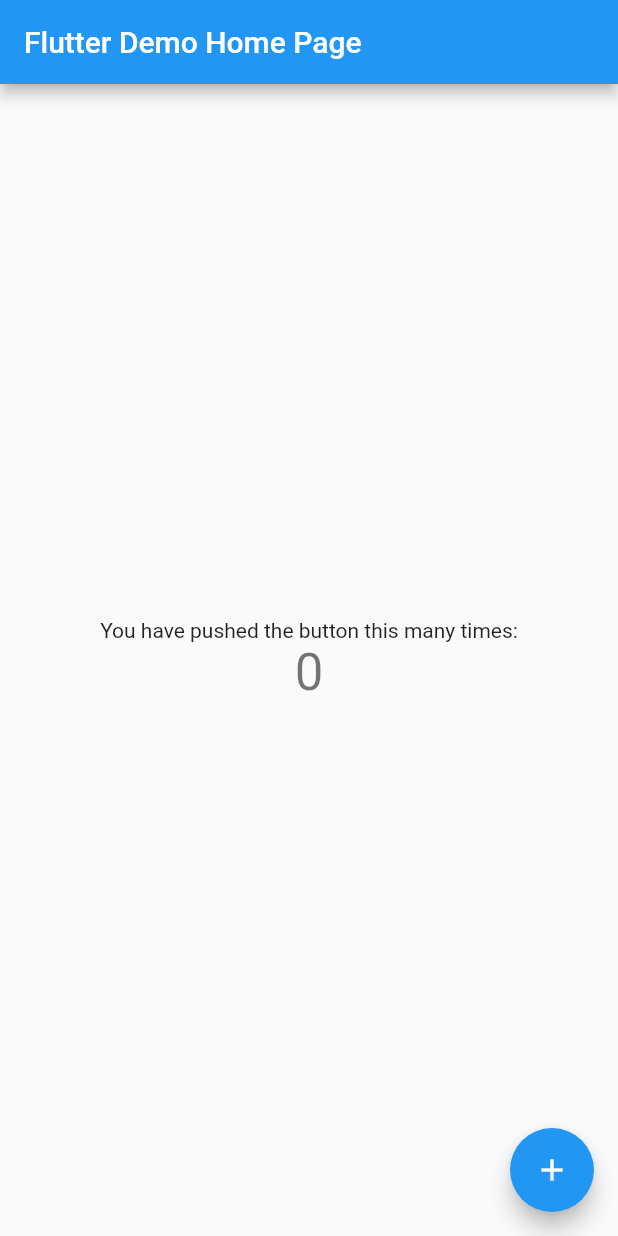
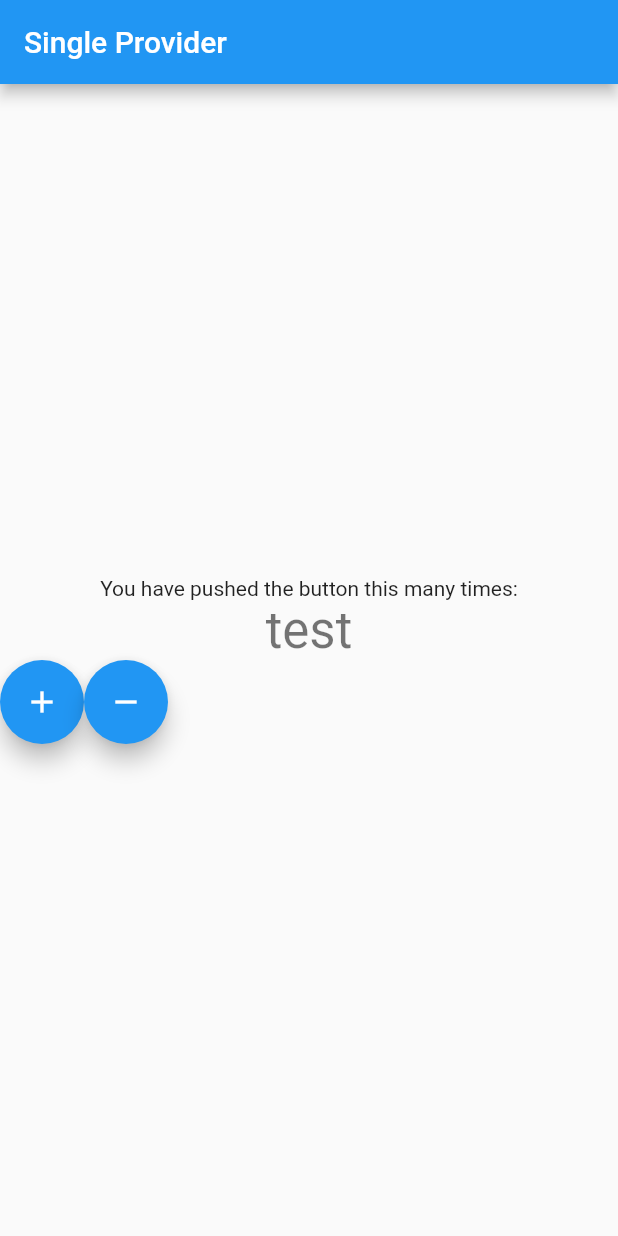
Before and after one commit to ottomossei/my-dart-lang-learning, a Flutter app: the screen it shows after launch, on a phone screen of 412 x 824 dp. Run offline on Flutter 3.47's test engine with Material 2 defaults, Android fonts, the phone set to English and light mode, and no system bars; our stand-ins replace bloc, flutter_bloc.

Commit message:
Add Draft

```diff
--- a/flutter_project/tic_tac_toe/lib/main.dart
+++ b/flutter_project/tic_tac_toe/lib/main.dart
@@ -1,115 +1,5 @@
-import 'package:flutter/material.dart';
+import './single_provider/main.dart';
 
 void main() {
-  runApp(const MyApp());
+  run();
 }
-
-class MyApp extends StatelessWidget {
-  const MyApp({Key? key}) : super(key: key);
-
-  // This widget is the root of your application.
-  @override
-  Widget build(BuildContext context) {
-    return MaterialApp(
-      title: 'Flutter Demo',
-      theme: ThemeData(
-        // This is the theme of your application.
-        //
-        // Try running your application with "flutter run". You'll see the
-        // application has a blue toolbar. Then, without quitting the app, try
-        // changing the primarySwatch below to Colors.green and then invoke
-        // "hot reload" (press "r" in the console where you ran "flutter run",
-        // or simply save your changes to "hot reload" in a Flutter IDE).
-        // Notice that the counter didn't reset back to zero; the application
-        // is not restarted.
-        primarySwatch: Colors.blue,
-      ),
-      home: const MyHomePage(title: 'Flutter Demo Home Page'),
-    );
-  }
-}
-
-class MyHomePage extends StatefulWidget {
-  const MyHomePage({Key? key, required this.title}) : super(key: key);
-
-  // This widget is the home page of your application. It is stateful, meaning
-  // that it has a State object (defined below) that contains fields that affect
-  // how it looks.
-
-  // This class is the configuration for the state. It holds the values (in this
-  // case the title) provided by the parent (in this case the App widget) and
-  // used by the build method of the State. Fields in a Widget subclass are
-  // always marked "final".
-
-  final String title;
-
-  @override
-  State<MyHomePage> createState() => _MyHomePageState();
-}
-
-class _MyHomePageState extends State<MyHomePage> {
-  int _counter = 0;
-
-  void _incrementCounter() {
-    setState(() {
-      // This call to setState tells the Flutter framework that something has
-      // changed in this State, which causes it to rerun the build method below
-      // so that the display can reflect the updated values. If we changed
-      // _counter without calling setState(), then the build method would not be
-      // called again, and so nothing would appear to happen.
-      _counter++;
-    });
-  }
-
-  @override
-  Widget build(BuildContext context) {
-    // This method is rerun every time setState is called, for instance as done
-    // by the _incrementCounter method above.
-    //
-    // The Flutter framework has been optimized to make rerunning build methods
-    // fast, so that you can just rebuild anything that needs updating rather
-    // than having to individually change instances of widgets.
-    return Scaffold(
-      appBar: AppBar(
-        // Here we take the value from the MyHomePage object that was created by
-        // the App.build method, and use it to set our appbar title.
-        title: Text(widget.title),
-      ),
-      body: Center(
-        // Center is a layout widget. It takes a single child and positions it
-        // in the middle of the parent.
-        child: Column(
-          // Column is also a layout widget. It takes a list of children and
-          // arranges them vertically. By default, it sizes itself to fit its
-          // children horizontally, and tries to be as tall as its parent.
-          //
-          // Invoke "debug painting" (press "p" in the console, choose the
-          // "Toggle Debug Paint" action from the Flutter Inspector in Android
-          // Studio, or the "Toggle Debug Paint" command in Visual Studio Code)
-          // to see the wireframe for each widget.
-          //
-          // Column has various properties to control how it sizes itself and
-          // how it positions its children. Here we use mainAxisAlignment to
-          // center the children vertically; the main axis here is the vertical
-          // axis because Columns are vertical (the cross axis would be
-          // horizontal).
-          mainAxisAlignment: MainAxisAlignment.center,
-          children: <Widget>[
-            const Text(
-              'You have pushed the button this many times:',
-            ),
-            Text(
-              '$_counter',
-              style: Theme.of(context).textTheme.headline4,
-            ),
-          ],
-        ),
-      ),
-      floatingActionButton: FloatingActionButton(
-        onPressed: _incrementCounter,
-        tooltip: 'Increment',
-        child: const Icon(Icons.add),
-      ), // This trailing comma makes auto-formatting nicer for build methods.
-    );
-  }
-}
--- /dev/null
+++ b/flutter_project/tic_tac_toe/lib/single_provider/main.dart
@@ -0,0 +1,79 @@
+import 'package:flutter/material.dart';
+
+void run() {
+  runApp(const MyApp());
+}
+
+class MyApp extends StatelessWidget {
+  const MyApp({Key? key}) : super(key: key);
+
+  @override
+  Widget build(BuildContext context) {
+    return MaterialApp(
+      title: 'Single Provider',
+      theme: ThemeData(
+        primarySwatch: Colors.blue,
+      ),
+      home: const MyHomePage(title: 'Single Provider'),
+    );
+  }
+}
+
+class MyHomePage extends StatelessWidget {
+  const MyHomePage({Key? key, required this.title}) : super(key: key);
+  final String title;
+
+  @override
+  Widget build(BuildContext context) {
+    return Scaffold(
+        appBar: AppBar(
+          title: Text(title),
+        ),
+        body: const MyHomePageBody());
+  }
+}
+
+class MyHomePageBody extends StatelessWidget {
+  const MyHomePageBody({Key? key}) : super(key: key);
+
+  @override
+  Widget build(BuildContext context) {
+    return Center(
+        child: Column(
+      mainAxisAlignment: MainAxisAlignment.center,
+      children: <Widget>[
+        const Text(
+          'You have pushed the button this many times:',
+        ),
+        Text(
+          // '$_counter',
+          "test",
+          style: Theme.of(context).textTheme.headline4,
+        ),
+        const ActionButton()
+      ],
+    ));
+  }
+}
+
+class ActionButton extends StatelessWidget {
+  const ActionButton({Key? key}) : super(key: key);
+
+  @override
+  Widget build(BuildContext context) {
+    return Row(
+      children: [
+        FloatingActionButton(
+          onPressed: () {},
+          tooltip: 'Increment',
+          child: const Icon(Icons.add),
+        ),
+        FloatingActionButton(
+          onPressed: () {},
+          tooltip: 'Decrement',
+          child: const Icon(Icons.remove),
+        ),
+      ],
+    );
+  }
+}
```
Also changed, not shown: flutter_project/tic_tac_toe/lib/api/poc.dart (deleted), flutter_project/tic_tac_toe/lib/config/poc.dart (deleted), flutter_project/tic_tac_toe/lib/model/poc.dart (deleted), flutter_project/tic_tac_toe/lib/utils/poc.dart (deleted), flutter_project/tic_tac_toe/lib/viewmodel/poc.dart (deleted), flutter_project/tic_tac_toe/lib/views/poc.dart (deleted).
